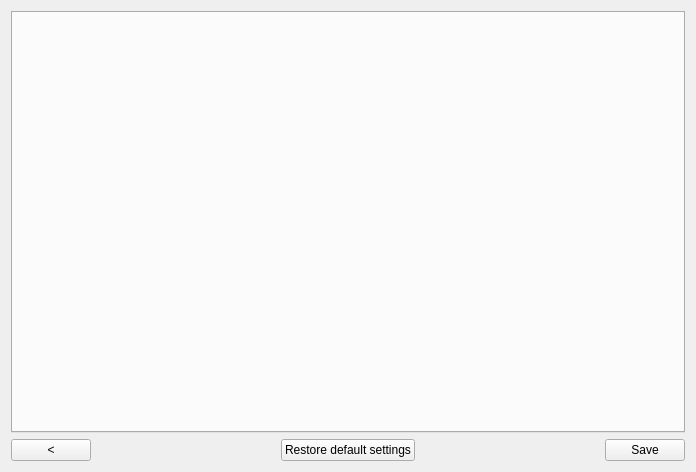
Qt form AYAYA/settingswidget.ui (jkbz64/AYAYA) before a commit.
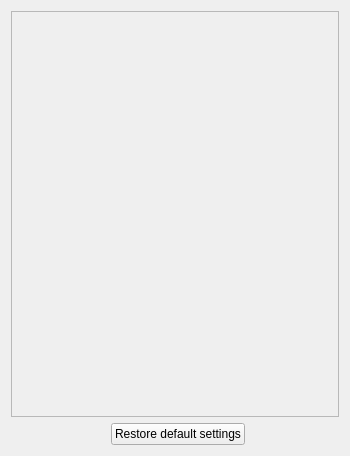
The same form after that commit.

Commit message: A big one.... Revamped browser, added animations, added better options system, splitted player and extractor settings and added downloading dialog for youtube-dl.

What changed in the file:
```diff
--- a/AYAYA/settingswidget.ui
+++ b/AYAYA/settingswidget.ui
@@ -6,28 +6,38 @@
    <rect>
     <x>0</x>
     <y>0</y>
-    <width>696</width>
-    <height>472</height>
+    <width>350</width>
+    <height>456</height>
    </rect>
   </property>
+  <property name="sizePolicy">
+   <sizepolicy hsizetype="Maximum" vsizetype="Ignored">
+    <horstretch>0</horstretch>
+    <verstretch>0</verstretch>
+   </sizepolicy>
+  </property>
+  <property name="minimumSize">
+   <size>
+    <width>350</width>
+    <height>0</height>
+   </size>
+  </property>
+  <property name="maximumSize">
+   <size>
+    <width>16777215</width>
+    <height>16777215</height>
+   </size>
+  </property>
+  <property name="baseSize">
+   <size>
+    <width>350</width>
+    <height>0</height>
+   </size>
+  </property>
   <property name="windowTitle">
    <string>Form</string>
   </property>
   <layout class="QGridLayout" name="gridLayout">
-   <item row="1" column="0">
-    <widget class="QPushButton" name="m_exitButton">
-     <property name="text">
-      <string>&lt;</string>
-     </property>
-    </widget>
-   </item>
-   <item row="1" column="2">
-    <widget class="QPushButton" name="m_restoreDefaultsButton">
-     <property name="text">
-      <string>Restore default settings</string>
-     </property>
-    </widget>
-   </item>
    <item row="1" column="3">
     <spacer name="m_spacer">
      <property name="orientation">
@@ -41,16 +51,6 @@
      </property>
     </spacer>
    </item>
-   <item row="1" column="4">
-    <widget class="QPushButton" name="m_saveButton">
-     <property name="text">
-      <string>Save</string>
-     </property>
-    </widget>
-   </item>
-   <item row="0" column="0" colspan="5">
-    <widget class="QTabWidget" name="m_settingsTabs"/>
-   </item>
    <item row="1" column="1">
     <spacer name="horizontalSpacer">
      <property name="orientation">
@@ -64,6 +64,31 @@
      </property>
     </spacer>
    </item>
+   <item row="1" column="2">
+    <widget class="QPushButton" name="m_restoreDefaultsButton">
+     <property name="text">
+      <string>Restore default settings</string>
+     </property>
+    </widget>
+   </item>
+   <item row="0" column="0" colspan="4">
+    <widget class="QScrollArea" name="m_settingsArea">
+     <property name="widgetResizable">
+      <bool>true</bool>
+     </property>
+     <widget class="QWidget" name="m_settingsWidget">
+      <property name="geometry">
+       <rect>
+        <x>0</x>
+        <y>0</y>
+        <width>330</width>
+        <height>402</height>
+       </rect>
+      </property>
+      <layout class="QVBoxLayout" name="verticalLayout"/>
+     </widget>
+    </widget>
+   </item>
   </layout>
  </widget>
  <resources/>
```
The commit also changes 43 other files.
